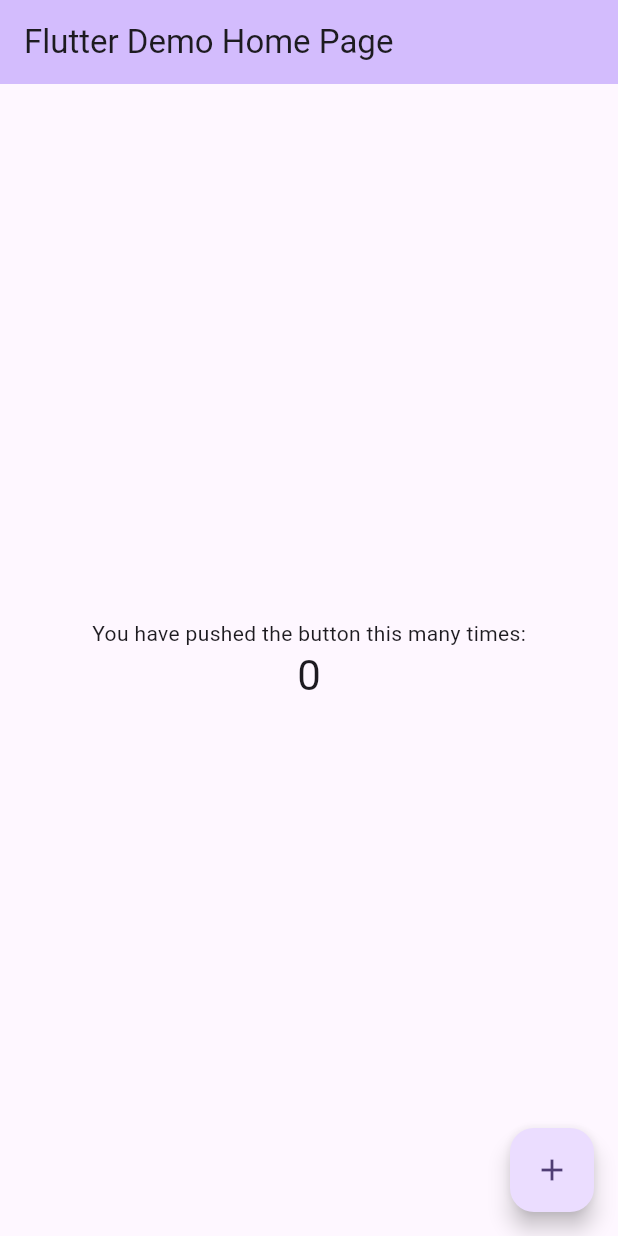
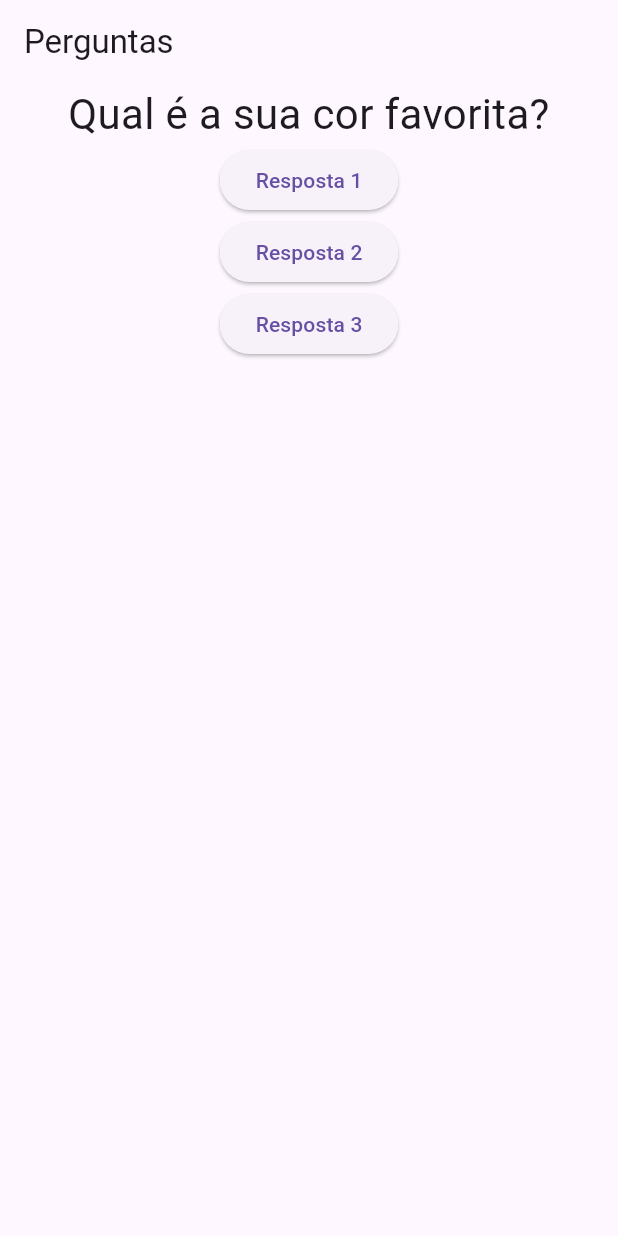
Before and after one commit to MuriloVicente/curso_flutter, a Flutter app: the screen it shows after launch, on a phone screen of 412 x 824 dp. Run offline on Flutter 3.47's test engine with Material 3 defaults, Android fonts, the phone set to English and light mode, and no system bars.

Commit message:
first project

```diff
--- a/projeto_perguntas/lib/main.dart
+++ b/projeto_perguntas/lib/main.dart
@@ -1,122 +1,55 @@
 import 'package:flutter/material.dart';
+import './questao.dart';
 
-void main() {
-  runApp(const MyApp());
-}
+main() => runApp(PerguntaApp());
 
-class MyApp extends StatelessWidget {
-  const MyApp({super.key});
+class _PerguntaAppState extends State<PerguntaApp> {
+  var _perguntaSelecionada = 0;
 
-  // This widget is the root of your application.
+  void _responder() {
+    setState(() {
+      _perguntaSelecionada++;
+    });
+    print(_perguntaSelecionada);
+  }
+
   @override
   Widget build(BuildContext context) {
+    final perguntas = [
+    'Qual é a sua cor favorita?',
+    'Qual é o seu animal favorito?',
+  ];
+
     return MaterialApp(
-      title: 'Flutter Demo',
-      theme: ThemeData(
-        // This is the theme of your application.
-        //
-        // TRY THIS: Try running your application with "flutter run". You'll see
-        // the application has a purple toolbar. Then, without quitting the app,
-        // try changing the seedColor in the colorScheme below to Colors.green
-        // and then invoke "hot reload" (save your changes or press the "hot
-        // reload" button in a Flutter-supported IDE, or press "r" if you used
-        // the command line to start the app).
-        //
-        // Notice that the counter didn't reset back to zero; the application
-        // state is not lost during the reload. To reset the state, use hot
-        // restart instead.
-        //
-        // This works for code too, not just values: Most code changes can be
-        // tested with just a hot reload.
-        colorScheme: ColorScheme.fromSeed(seedColor: Colors.deepPurple),
-      ),
-      home: const MyHomePage(title: 'Flutter Demo Home Page'),
+      home: Scaffold(
+        appBar: AppBar(
+          title: Text("Perguntas"),
+        ),
+        body: Column(
+          children: [
+            Questao(perguntas[_perguntaSelecionada]),
+            ElevatedButton(
+              onPressed: _responder,
+              child: Text('Resposta 1'),
+            ),
+            ElevatedButton(
+              onPressed: _responder,
+              child: Text('Resposta 2'),
+            ),
+            ElevatedButton(
+               onPressed: _responder,
+               child: Text('Resposta 3'),
+            ),
+          ],
+        )
+      )
     );
   }
 }
 
-class MyHomePage extends StatefulWidget {
-  const MyHomePage({super.key, required this.title});
-
-  // This widget is the home page of your application. It is stateful, meaning
-  // that it has a State object (defined below) that contains fields that affect
-  // how it looks.
-
-  // This class is the configuration for the state. It holds the values (in this
-  // case the title) provided by the parent (in this case the App widget) and
-  // used by the build method of the State. Fields in a Widget subclass are
-  // always marked "final".
-
-  final String title;
+class PerguntaApp extends StatefulWidget {
 
   @override
-  State<MyHomePage> createState() => _MyHomePageState();
+  _PerguntaAppState createState() => _PerguntaAppState();
+
 }
-
-class _MyHomePageState extends State<MyHomePage> {
-  int _counter = 0;
-
-  void _incrementCounter() {
-    setState(() {
-      // This call to setState tells the Flutter framework that something has
-      // changed in this State, which causes it to rerun the build method below
-      // so that the display can reflect the updated values. If we changed
-      // _counter without calling setState(), then the build method would not be
-      // called again, and so nothing would appear to happen.
-      _counter++;
-    });
-  }
-
-  @override
-  Widget build(BuildContext context) {
-    // This method is rerun every time setState is called, for instance as done
-    // by the _incrementCounter method above.
-    //
-    // The Flutter framework has been optimized to make rerunning build methods
-    // fast, so that you can just rebuild anything that needs updating rather
-    // than having to individually change instances of widgets.
-    return Scaffold(
-      appBar: AppBar(
-        // TRY THIS: Try changing the color here to a specific color (to
-        // Colors.amber, perhaps?) and trigger a hot reload to see the AppBar
-        // change color while the other colors stay the same.
-        backgroundColor: Theme.of(context).colorScheme.inversePrimary,
-        // Here we take the value from the MyHomePage object that was created by
-        // the App.build method, and use it to set our appbar title.
-        title: Text(widget.title),
-      ),
-      body: Center(
-        // Center is a layout widget. It takes a single child and positions it
-        // in the middle of the parent.
-        child: Column(
-          // Column is also a layout widget. It takes a list of children and
-          // arranges them vertically. By default, it sizes itself to fit its
-          // children horizontally, and tries to be as tall as its parent.
-          //
-          // Column has various properties to control how it sizes itself and
-          // how it positions its children. Here we use mainAxisAlignment to
-          // center the children vertically; the main axis here is the vertical
-          // axis because Columns are vertical (the cross axis would be
-          // horizontal).
-          //
-          // TRY THIS: Invoke "debug painting" (choose the "Toggle Debug Paint"
-          // action in the IDE, or press "p" in the console), to see the
-          // wireframe for each widget.
-          mainAxisAlignment: MainAxisAlignment.center,
-          children: <Widget>[
-            const Text('You have pushed the button this many times:'),
-            Text(
-              '$_counter',
-              style: Theme.of(context).textTheme.headlineMedium,
-            ),
-          ],
-        ),
-      ),
-      floatingActionButton: FloatingActionButton(
-        onPressed: _incrementCounter,
-        tooltip: 'Increment',
-        child: const Icon(Icons.add),
-      ), // This trailing comma makes auto-formatting nicer for build methods.
-    );
-  }
-}
--- /dev/null
+++ b/projeto_perguntas/lib/questao.dart
@@ -0,0 +1,20 @@
+import 'package:flutter/material.dart';
+
+class Questao extends StatelessWidget {
+
+  late final String? texto;
+
+  Questao(this.texto);
+
+  @override
+  Widget build(BuildContext context) {
+    return Container(
+      width: double.infinity,
+      child: Text(
+        texto as String,
+        style: TextStyle(fontSize: 28),
+        textAlign: TextAlign.center,
+      ),
+    );
+  }
+}
```
Also changed, not shown: 1 other file.
